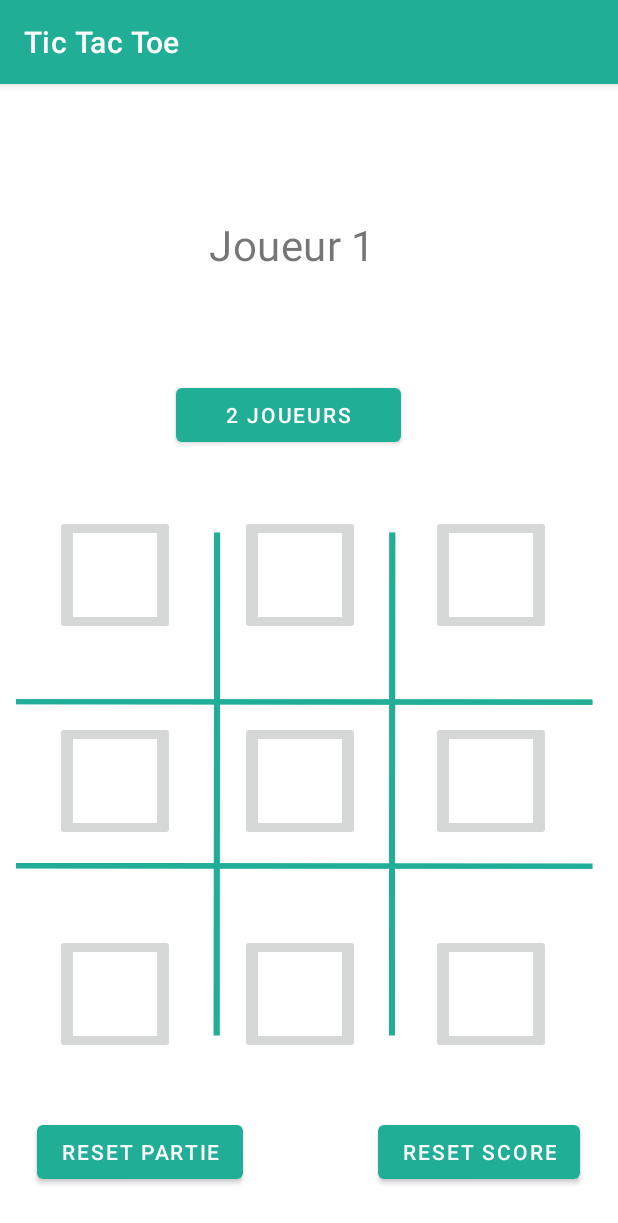
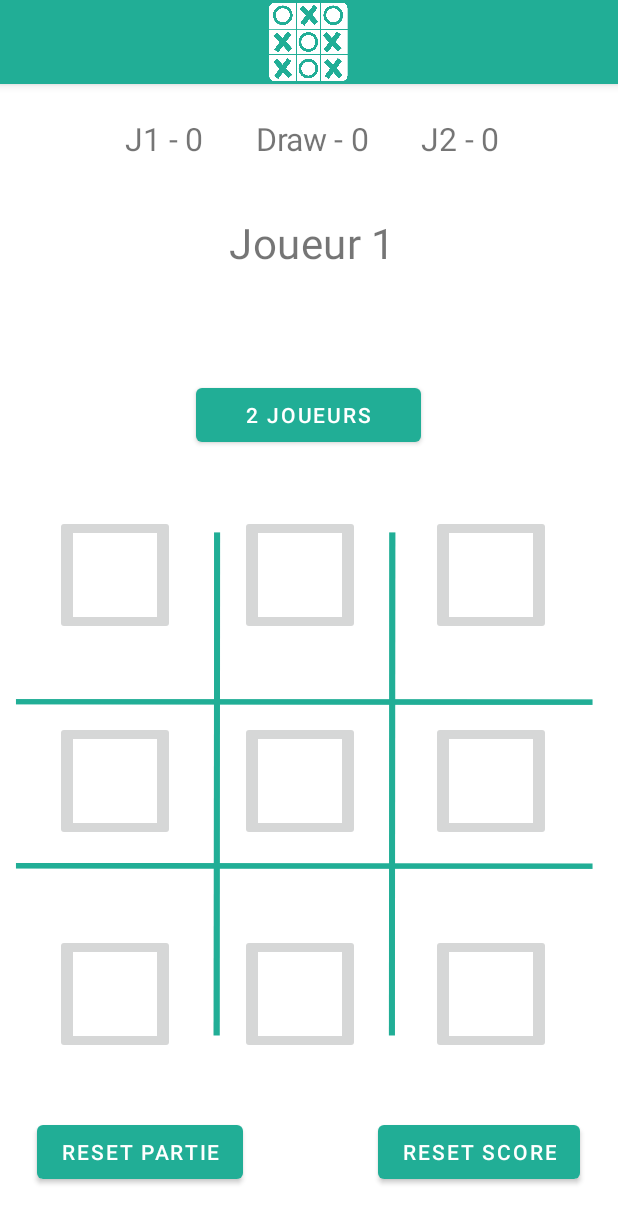
Before and after one commit to Baflee/morpion, an Android app: the screen it shows after launch (MainActivity), on a phone screen of 412 x 824 dp. Shown: the top 1223 px of the screen. Run offline under Robolectric (Android 15) with nearby library versions, the phone set to English and light mode, and no system bars.

Commit message:
added new simple design and center fixes

```diff
--- a/app/src/main/java/com/example/morpiontp/MainActivity.java
+++ b/app/src/main/java/com/example/morpiontp/MainActivity.java
@@ -71,6 +71,11 @@ public class MainActivity extends AppCompatActivity {
     protected void onCreate(Bundle savedInstanceState) {
         super.onCreate(savedInstanceState);
         setContentView(R.layout.activity_main);
+        getSupportActionBar().setDisplayShowHomeEnabled(true);
+        getSupportActionBar().setLogo(R.drawable.tictactoeicon);
+        getSupportActionBar().setDisplayUseLogoEnabled(true);
+        TextView score = findViewById(R.id.score);
+        score.setText(" J1 - " + 0 + "       Draw - " + 0 + "       J2 - " + 0 );
         refCases();
     }
 
@@ -152,9 +157,7 @@ public class MainActivity extends AppCompatActivity {
         TextView score = findViewById(R.id.score);
 
         for(int[] tvWin : tvWins) {
-            if (tv[tvWin[0]] == tv[tvWin[1]] &&
-                tv[tvWin[1]] == tv[tvWin[2]] &&
-                tv[tvWin[0]] != 0) {
+            if (tv[tvWin[1]] == tv[tvWin[2]] && tv[tvWin[0]] == tv[tvWin[1]] && tv[tvWin[0]] != 0) {
 
                 if (tv[tvWin[0]] == 1) {
                     gagne = 1;
--- a/app/src/main/res/layout/activity_main.xml
+++ b/app/src/main/res/layout/activity_main.xml
@@ -16,10 +16,10 @@
         android:text="@string/player1"
         app:layout_constraintBottom_toBottomOf="parent"
         app:layout_constraintEnd_toEndOf="parent"
-        app:layout_constraintHorizontal_bias="0.463"
+        app:layout_constraintHorizontal_bias="0.504"
         app:layout_constraintStart_toStartOf="parent"
         app:layout_constraintTop_toTopOf="parent"
-        app:layout_constraintVertical_bias="0.119" />
+        app:layout_constraintVertical_bias="0.117" />
 
     <TextView
         android:id="@+id/winlose"
@@ -31,10 +31,10 @@
         android:text="@string/winlose"
         app:layout_constraintBottom_toBottomOf="parent"
         app:layout_constraintEnd_toEndOf="parent"
-        app:layout_constraintHorizontal_bias="0.469"
+        app:layout_constraintHorizontal_bias="0.497"
         app:layout_constraintStart_toStartOf="parent"
         app:layout_constraintTop_toTopOf="parent"
-        app:layout_constraintVertical_bias="0.174" />
+        app:layout_constraintVertical_bias="0.173" />
 
     <TextView
         android:id="@+id/score"
@@ -46,7 +46,7 @@
         android:text="@string/winlose"
         app:layout_constraintBottom_toBottomOf="parent"
         app:layout_constraintEnd_toEndOf="parent"
-        app:layout_constraintHorizontal_bias="0.469"
+        app:layout_constraintHorizontal_bias="0.497"
         app:layout_constraintStart_toStartOf="parent"
         app:layout_constraintTop_toTopOf="parent"
         app:layout_constraintVertical_bias="0.023" />
@@ -251,7 +251,7 @@
         android:text="@string/match2joueurs"
         app:layout_constraintBottom_toTopOf="@+id/grid"
         app:layout_constraintEnd_toEndOf="parent"
-        app:layout_constraintHorizontal_bias="0.448"
+        app:layout_constraintHorizontal_bias="0.498"
         app:layout_constraintStart_toStartOf="parent"
         app:layout_constraintTop_toTopOf="parent"
         app:layout_constraintVertical_bias="0.821" />
```
Also changed, not shown: app/src/main/res/drawable-v24/tictactoeicon.png (added), app/src/main/res/drawable-v24/tictactoelogo.png (added).
